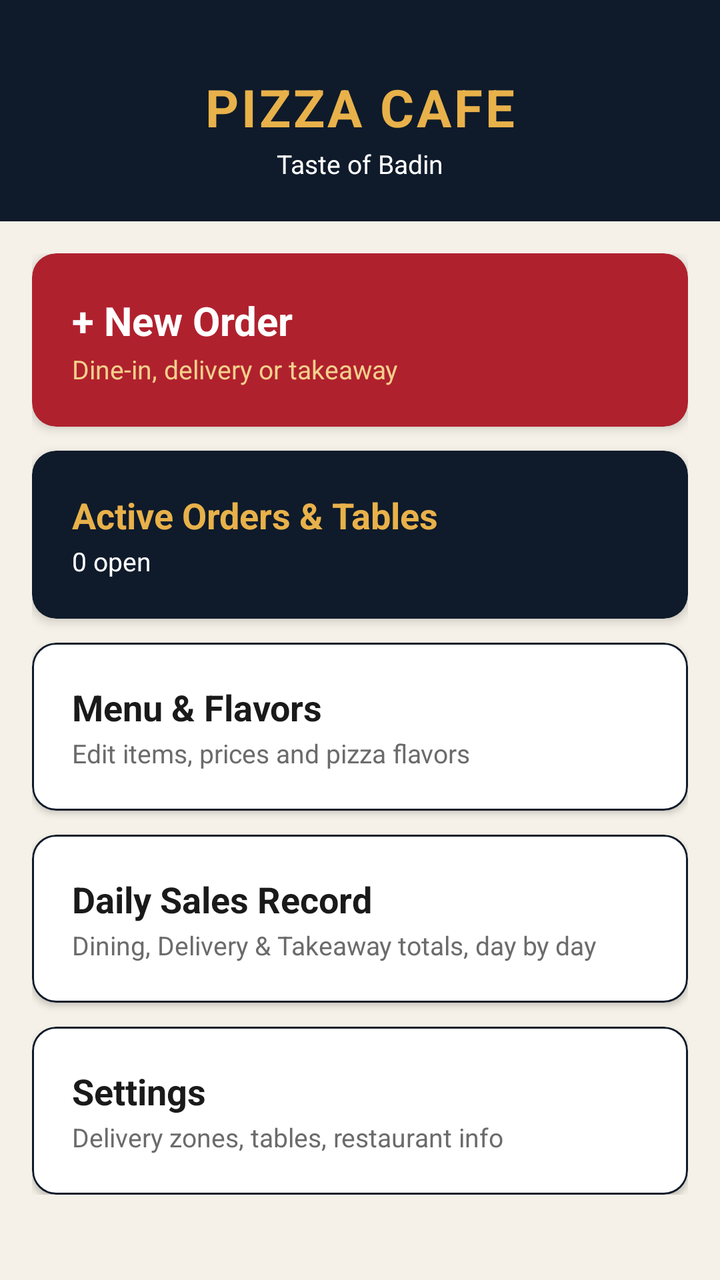
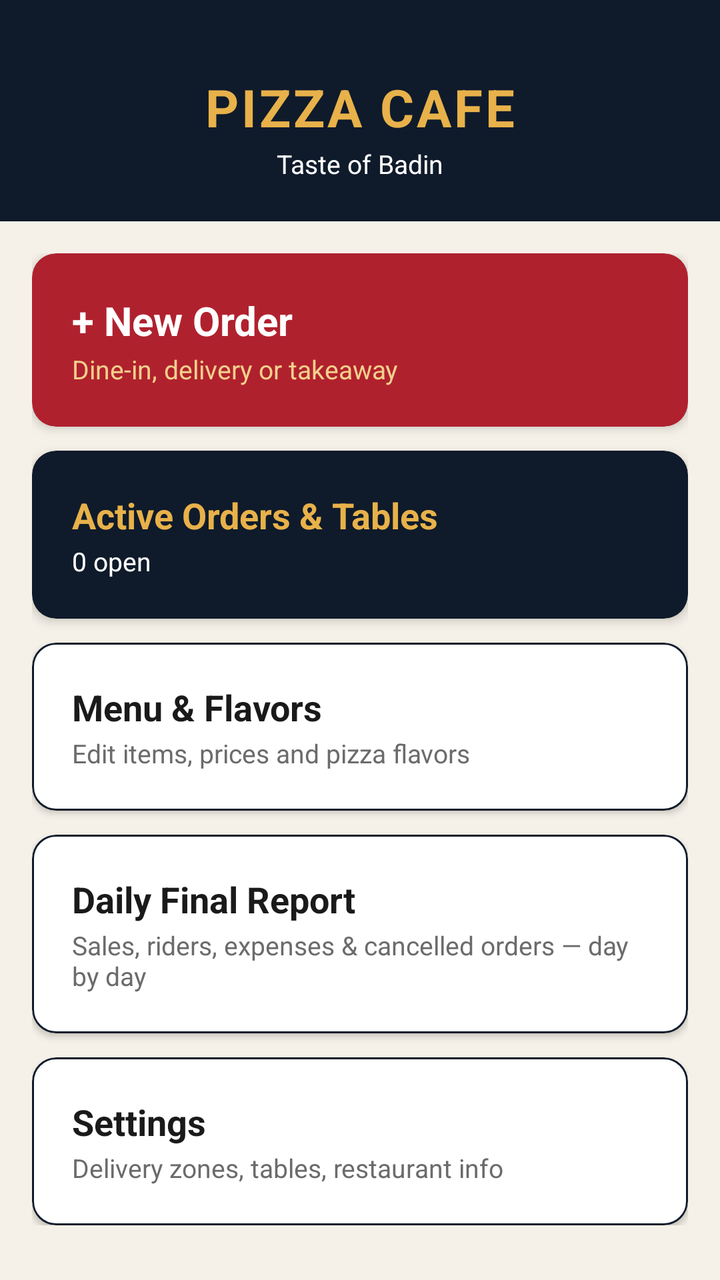

Screens rendered from an Android XML layout before and after an edit, with the pre-edit source and the edit as a unified diff.
<!-- AndroidManifest.xml: application theme Theme.PizzaCafe -->
<!-- res/layout/activity_main.xml -->
<?xml version="1.0" encoding="utf-8"?>
<LinearLayout xmlns:android="http://schemas.android.com/apk/res/android"
    xmlns:app="http://schemas.android.com/apk/res-auto"
    android:layout_width="match_parent"
    android:layout_height="match_parent"
    android:orientation="vertical"
    android:background="@color/light_bg">

    <LinearLayout
        android:layout_width="match_parent"
        android:layout_height="wrap_content"
        android:orientation="vertical"
        android:background="@color/navy"
        android:paddingTop="36dp"
        android:paddingBottom="20dp"
        android:paddingStart="20dp"
        android:paddingEnd="20dp"
        android:gravity="center">

        <TextView
            android:id="@+id/tvRestaurantName"
            android:layout_width="wrap_content"
            android:layout_height="wrap_content"
            android:text="PIZZA CAFE"
            android:textColor="@color/gold"
            android:textSize="26sp"
            android:textStyle="bold"
            android:letterSpacing="0.05"/>

        <TextView
            android:layout_width="wrap_content"
            android:layout_height="wrap_content"
            android:text="@string/tagline"
            android:textColor="@color/white"
            android:textSize="13sp"
            android:layout_marginTop="2dp"/>
    </LinearLayout>

    <androidx.core.widget.NestedScrollView
        android:layout_width="match_parent"
        android:layout_height="0dp"
        android:layout_weight="1">

        <LinearLayout
            android:layout_width="match_parent"
            android:layout_height="wrap_content"
            android:orientation="vertical"
            android:padding="16dp">

            <com.google.android.material.card.MaterialCardView
                android:id="@+id/cardNewOrder"
                style="@style/Widget.MaterialComponents.CardView"
                android:layout_width="match_parent"
                android:layout_height="wrap_content"
                android:layout_marginBottom="12dp"
                app:cardBackgroundColor="@color/cafe_red"
                app:cardCornerRadius="12dp"
                app:cardElevation="3dp">

                <LinearLayout
                    android:layout_width="match_parent"
                    android:layout_height="wrap_content"
                    android:orientation="vertical"
                    android:padding="20dp">

                    <TextView
                        android:layout_width="wrap_content"
                        android:layout_height="wrap_content"
                        android:text="+ New Order"
                        android:textColor="@color/white"
                        android:textSize="20sp"
                        android:textStyle="bold"/>

                    <TextView
                        android:layout_width="wrap_content"
                        android:layout_height="wrap_content"
                        android:text="Dine-in, delivery or takeaway"
                        android:textColor="@color/gold_light"
                        android:textSize="13sp"
                        android:layout_marginTop="2dp"/>
                </LinearLayout>
            </com.google.android.material.card.MaterialCardView>

            <com.google.android.material.card.MaterialCardView
                android:id="@+id/cardOrders"
                android:layout_width="match_parent"
                android:layout_height="wrap_content"
                android:layout_marginBottom="12dp"
                app:cardBackgroundColor="@color/navy"
                app:cardCornerRadius="12dp"
                app:cardElevation="3dp">

                <LinearLayout
                    android:layout_width="match_parent"
                    android:layout_height="wrap_content"
                    android:orientation="vertical"
                    android:padding="20dp">

                    <TextView
                        android:layout_width="wrap_content"
                        android:layout_height="wrap_content"
                        android:text="Active Orders &amp; Tables"
                        android:textColor="@color/gold"
                        android:textSize="18sp"
                        android:textStyle="bold"/>

                    <TextView
                        android:id="@+id/tvActiveCount"
                        android:layout_width="wrap_content"
                        android:layout_height="wrap_content"
                        android:text="0 open"
                        android:textColor="@color/white"
                        android:textSize="13sp"
                        android:layout_marginTop="2dp"/>
                </LinearLayout>
            </com.google.android.material.card.MaterialCardView>

            <com.google.android.material.card.MaterialCardView
                android:id="@+id/cardMenu"
                android:layout_width="match_parent"
                android:layout_height="wrap_content"
                android:layout_marginBottom="12dp"
                app:cardBackgroundColor="@color/white"
                app:cardCornerRadius="12dp"
                app:cardElevation="2dp"
                app:strokeColor="@color/navy"
                app:strokeWidth="1dp">

                <LinearLayout
                    android:layout_width="match_parent"
                    android:layout_height="wrap_content"
                    android:orientation="vertical"
                    android:padding="20dp">

                    <TextView
                        android:layout_width="wrap_content"
                        android:layout_height="wrap_content"
                        android:text="Menu &amp; Flavors"
                        android:textColor="@color/text_dark"
                        android:textSize="18sp"
                        android:textStyle="bold"/>

                    <TextView
                        android:layout_width="wrap_content"
                        android:layout_height="wrap_content"
                        android:text="Edit items, prices and pizza flavors"
                        android:textColor="@color/text_muted"
                        android:textSize="13sp"
                        android:layout_marginTop="2dp"/>
                </LinearLayout>
            </com.google.android.material.card.MaterialCardView>

            <com.google.android.material.card.MaterialCardView
                android:id="@+id/cardDailySummary"
                android:layout_width="match_parent"
                android:layout_height="wrap_content"
                android:layout_marginBottom="12dp"
                app:cardBackgroundColor="@color/white"
                app:cardCornerRadius="12dp"
                app:cardElevation="2dp"
                app:strokeColor="@color/navy"
                app:strokeWidth="1dp">

                <LinearLayout
                    android:layout_width="match_parent"
                    android:layout_height="wrap_content"
                    android:orientation="vertical"
                    android:padding="20dp">

                    <TextView
                        android:layout_width="wrap_content"
                        android:layout_height="wrap_content"
                        android:text="Daily Sales Record"
                        android:textColor="@color/text_dark"
                        android:textSize="18sp"
                        android:textStyle="bold"/>

                    <TextView
                        android:layout_width="wrap_content"
                        android:layout_height="wrap_content"
                        android:text="Dining, Delivery &amp; Takeaway totals, day by day"
                        android:textColor="@color/text_muted"
                        android:textSize="13sp"
                        android:layout_marginTop="2dp"/>
                </LinearLayout>
            </com.google.android.material.card.MaterialCardView>

            <com.google.android.material.card.MaterialCardView
                android:id="@+id/cardSettings"
                android:layout_width="match_parent"
                android:layout_height="wrap_content"
                app:cardBackgroundColor="@color/white"
                app:cardCornerRadius="12dp"
                app:cardElevation="2dp"
                app:strokeColor="@color/navy"
                app:strokeWidth="1dp">

                <LinearLayout
                    android:layout_width="match_parent"
                    android:layout_height="wrap_content"
                    android:orientation="vertical"
                    android:padding="20dp">

                    <TextView
                        android:layout_width="wrap_content"
                        android:layout_height="wrap_content"
                        android:text="Settings"
                        android:textColor="@color/text_dark"
                        android:textSize="18sp"
                        android:textStyle="bold"/>

                    <TextView
                        android:layout_width="wrap_content"
                        android:layout_height="wrap_content"
                        android:text="Delivery zones, tables, restaurant info"
                        android:textColor="@color/text_muted"
                        android:textSize="13sp"
                        android:layout_marginTop="2dp"/>
                </LinearLayout>
            </com.google.android.material.card.MaterialCardView>

        </LinearLayout>
    </androidx.core.widget.NestedScrollView>
</LinearLayout>
<!-- resources referenced by this layout -->
<resources>
  <color name="cafe_red">#B0212E</color>
  <color name="gold">#E8B14A</color>
  <color name="gold_light">#F3D08C</color>
  <color name="light_bg">#F5F1E8</color>
  <color name="navy">#0F1B2B</color>
  <color name="text_dark">#1A1A1A</color>
  <color name="text_muted">#6B6B6B</color>
  <color name="white">#FFFFFF</color>
  <string name="tagline">Taste of Badin</string>
  <style name="Theme.PizzaCafe" parent="Theme.MaterialComponents.DayNight.NoActionBar">
          <item name="colorPrimary">@color/navy</item>
          <item name="colorPrimaryVariant">@color/navy_dark</item>
          <item name="colorOnPrimary">@color/gold</item>
          <item name="colorSecondary">@color/cafe_red</item>
          <item name="colorSecondaryVariant">@color/cafe_red</item>
          <item name="colorOnSecondary">@color/white</item>
          <item name="android:windowBackground">@color/light_bg</item>
          <item name="android:statusBarColor">@color/navy_dark</item>
      </style>
  <color name="navy_dark">#0A1420</color>
</resources>

<!-- the commit's change to res/layout/activity_main.xml (unified diff, before → after) -->
@@ -170,7 +170,7 @@
                     <TextView
                         android:layout_width="wrap_content"
                         android:layout_height="wrap_content"
-                        android:text="Daily Sales Record"
+                        android:text="Daily Final Report"
                         android:textColor="@color/text_dark"
                         android:textSize="18sp"
                         android:textStyle="bold"/>
@@ -178,7 +178,7 @@
                     <TextView
                         android:layout_width="wrap_content"
                         android:layout_height="wrap_content"
-                        android:text="Dining, Delivery &amp; Takeaway totals, day by day"
+                        android:text="Sales, riders, expenses &amp; cancelled orders — day by day"
                         android:textColor="@color/text_muted"
                         android:textSize="13sp"
                         android:layout_marginTop="2dp"/>
